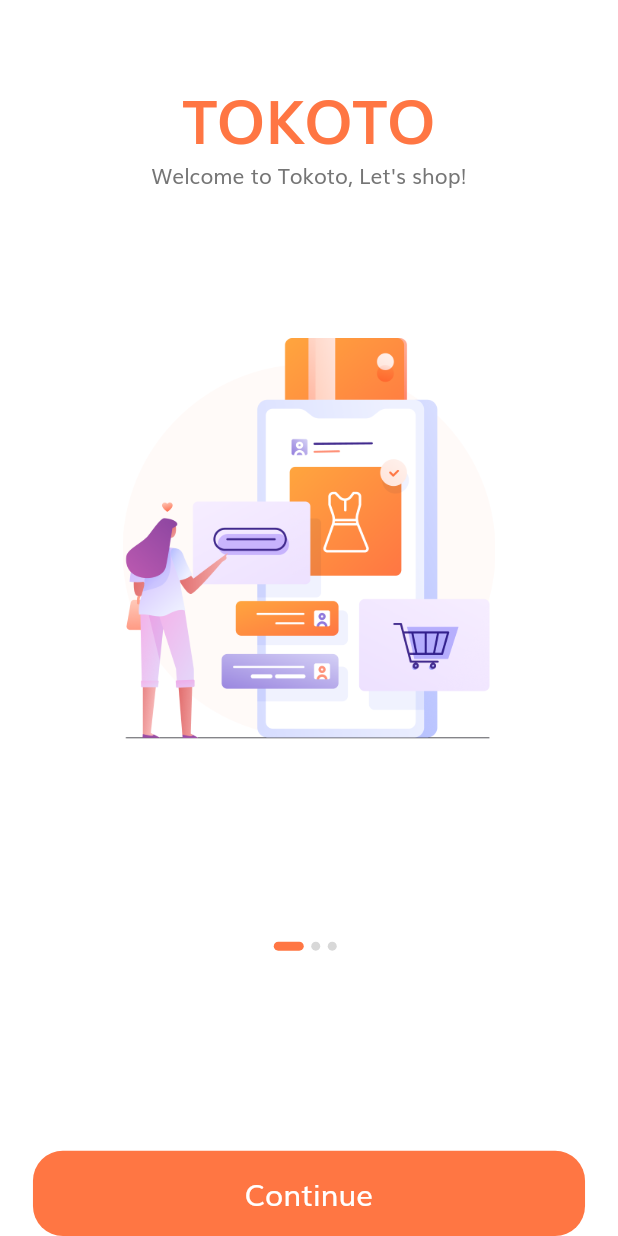
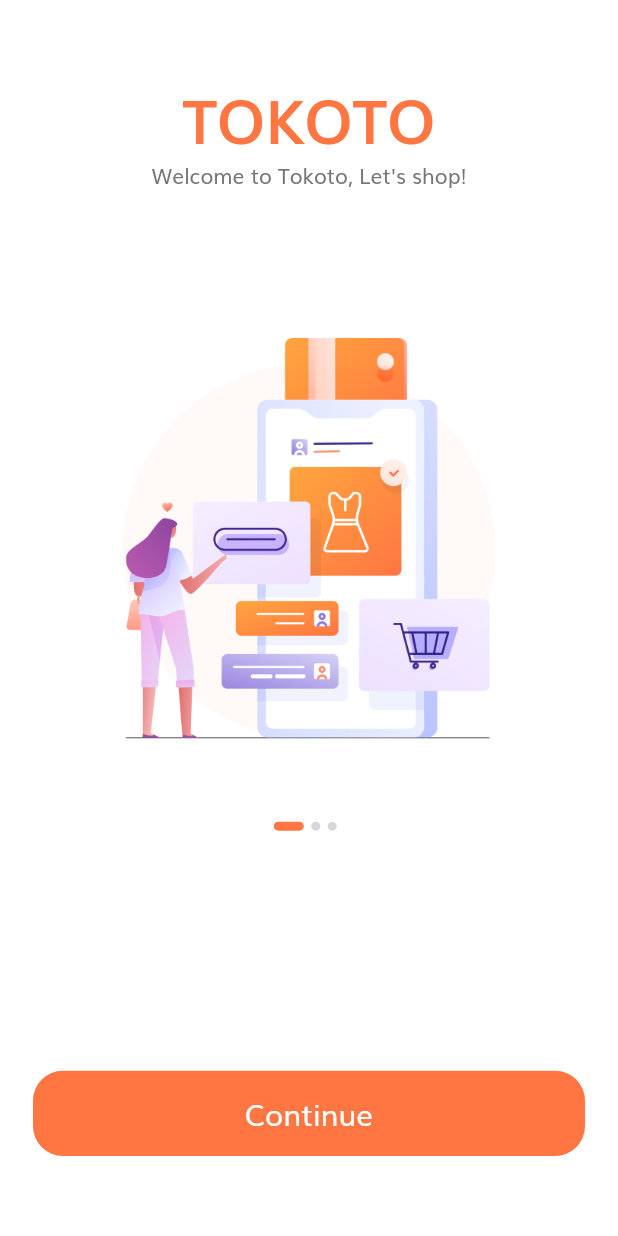
Before and after one commit to pedrohrocodes/OrangeECommerceUI, a Flutter app: the screen it shows after launch, on a phone screen of 412 x 824 dp. Run offline on Flutter 3.47's test engine with Material 2 defaults, Android fonts, the phone set to English and light mode, and no system bars.

Commit message:
:sparkles: Adding DefaultButton Component

```diff
--- /dev/null
+++ b/lib/components/default_button.dart
@@ -0,0 +1,32 @@
+import 'package:e_commerce_ui/constants.dart';
+import 'package:e_commerce_ui/size_config.dart';
+import 'package:flutter/material.dart';
+
+class DefaultButton extends StatelessWidget {
+  final String text;
+  final Function press;
+
+  const DefaultButton({
+    Key key,
+    this.text,
+    this.press,
+  }) : super(key: key);
+
+  @override
+  Widget build(BuildContext context) {
+    return SizedBox(
+      width: double.infinity,
+      height: getProportionateScreenHeight(56),
+      child: FlatButton(
+          shape:
+              RoundedRectangleBorder(borderRadius: BorderRadius.circular(20)),
+          color: kPrimaryColor,
+          onPressed: press,
+          child: Text(
+            text,
+            style: TextStyle(
+                fontSize: getProportionateScreenWidth(18), color: Colors.white),
+          )),
+    );
+  }
+}
--- a/lib/screens/splash/components/body.dart
+++ b/lib/screens/splash/components/body.dart
@@ -1,3 +1,4 @@
+import 'package:e_commerce_ui/components/default_button.dart';
 import 'package:e_commerce_ui/constants.dart';
 import 'package:e_commerce_ui/screens/splash/components/splash_content.dart';
 import 'package:e_commerce_ui/size_config.dart';
@@ -59,22 +60,14 @@ class _BodyState extends State<Body> {
                         mainAxisAlignment: MainAxisAlignment.center,
                         children: List.generate(
                             splashData.length, (index) => buildDot(index))),
-                    Spacer(),
-                    SizedBox(
-                      width: double.infinity,
-                      height: getProportionateScreenHeight(56),
-                      child: FlatButton(
-                          shape: RoundedRectangleBorder(
-                              borderRadius: BorderRadius.circular(20)),
-                          color: kPrimaryColor,
-                          onPressed: () {},
-                          child: Text(
-                            "Continue",
-                            style: TextStyle(
-                                fontSize: getProportionateScreenWidth(18),
-                                color: Colors.white),
-                          )),
-                    )
+                    Spacer(
+                      flex: 3,
+                    ),
+                    DefaultButton(
+                      text: "Continue",
+                      press: () {},
+                    ),
+                    Spacer()
                   ],
                 ),
               ),
```
